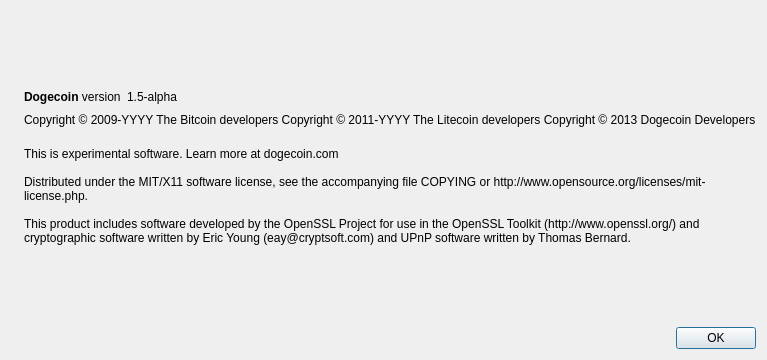
Above: src/qt/forms/aboutdialog.ui from golddiggercoin/golddiggercoin before the change. Below: the same form after it.
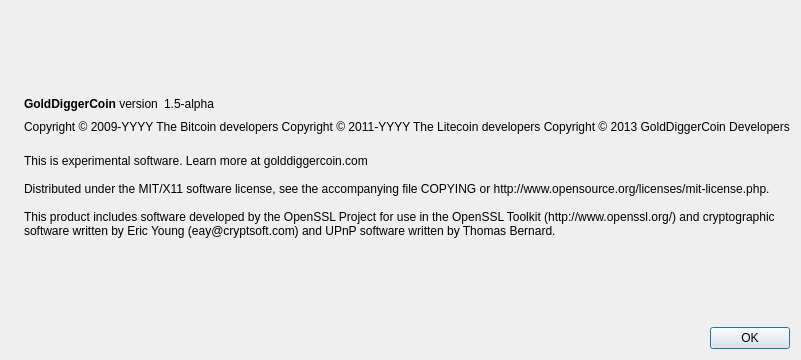
That is the form after the change. Icons and pictures are not drawn.

Commit message: GoldDigger Random Magic 0.7

Patch:
```diff
--- a/src/qt/forms/aboutdialog.ui
+++ b/src/qt/forms/aboutdialog.ui
@@ -50,7 +50,7 @@
           <cursorShape>IBeamCursor</cursorShape>
          </property>
          <property name="text">
-          <string>&lt;b&gt;Dogecoin&lt;/b&gt; version</string>
+          <string>&lt;b&gt;GoldDiggerCoin&lt;/b&gt; version</string>
          </property>
          <property name="textInteractionFlags">
           <set>Qt::LinksAccessibleByMouse|Qt::TextSelectableByKeyboard|Qt::TextSelectableByMouse</set>
@@ -93,7 +93,7 @@
        <property name="text">
         <string notr="true">Copyright &amp;copy; 2009-YYYY The Bitcoin developers
 Copyright &amp;copy; 2011-YYYY The Litecoin developers
-Copyright &amp;copy; 2013 Dogecoin Developers</string>
+Copyright &amp;copy; 2013 GoldDiggerCoin Developers</string>
        </property>
        <property name="textFormat">
         <enum>Qt::RichText</enum>
@@ -110,7 +110,7 @@
        </property>
        <property name="text">
         <string>
-This is experimental software. Learn more at dogecoin.com
+This is experimental software. Learn more at golddiggercoin.com
 
 Distributed under the MIT/X11 software license, see the accompanying file COPYING or http://www.opensource.org/licenses/mit-license.php.
 
```
Left out of the diff: 2 changed lines with no effect on the pictures. The commit also changes 169 other files.
